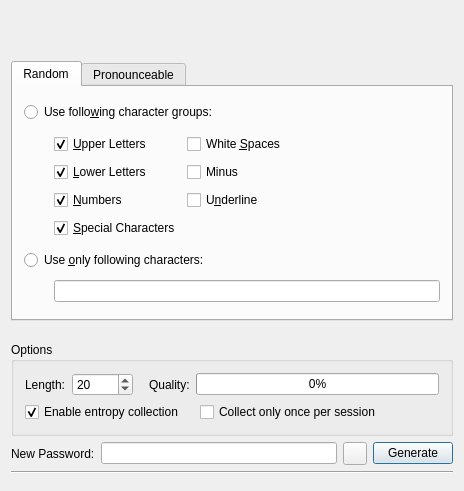
Before: the Qt Designer form src/forms/PasswordGenDlg.ui in thooge/keepassx1, drawn with Qt 5.
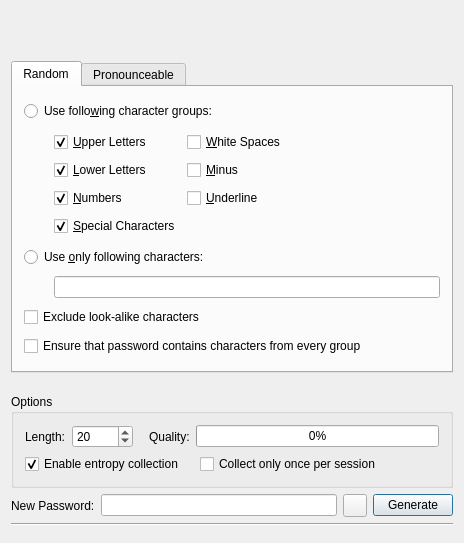
After: the same form once the commit is applied.

Commit message: Added 2 new password generator options

Patch:
```diff
--- a/src/forms/PasswordGenDlg.ui
+++ b/src/forms/PasswordGenDlg.ui
@@ -6,7 +6,7 @@
     <x>0</x>
     <y>0</y>
     <width>462</width>
-    <height>491</height>
+    <height>543</height>
    </rect>
   </property>
   <property name="windowTitle" >
@@ -43,7 +43,7 @@
         <x>0</x>
         <y>0</y>
         <width>440</width>
-        <height>219</height>
+        <height>271</height>
        </rect>
       </property>
       <attribute name="title" >
@@ -102,7 +102,7 @@
            <item row="2" column="1" >
             <widget class="QCheckBox" name="checkBox7" >
              <property name="text" >
-              <string>U&amp;nderline</string>
+              <string>&amp;Underline</string>
              </property>
              <property name="shortcut" >
               <string>Alt+N</string>
@@ -125,7 +125,7 @@
            <item row="0" column="1" >
             <widget class="QCheckBox" name="checkBox5" >
              <property name="text" >
-              <string>White &amp;Spaces</string>
+              <string>&amp;White Spaces</string>
              </property>
              <property name="shortcut" >
               <string>Alt+S</string>
@@ -148,7 +148,7 @@
            <item row="1" column="1" >
             <widget class="QCheckBox" name="checkBox6" >
              <property name="text" >
-              <string>Minus</string>
+              <string>&amp;Minus</string>
              </property>
             </widget>
            </item>
@@ -219,6 +219,20 @@
          </item>
         </layout>
        </item>
+       <item>
+        <widget class="QCheckBox" name="Check_ExcludeLookAlike" >
+         <property name="text" >
+          <string>Exclude look-alike characters</string>
+         </property>
+        </widget>
+       </item>
+       <item>
+        <widget class="QCheckBox" name="Check_EveryGroup" >
+         <property name="text" >
+          <string>Ensure that password contains characters from every group</string>
+         </property>
+        </widget>
+       </item>
       </layout>
      </widget>
      <widget class="QWidget" name="tabPronounceable" >
```
Left out of the diff: 4 changed lines with no effect on the pictures. The commit also changes 11 other files.
